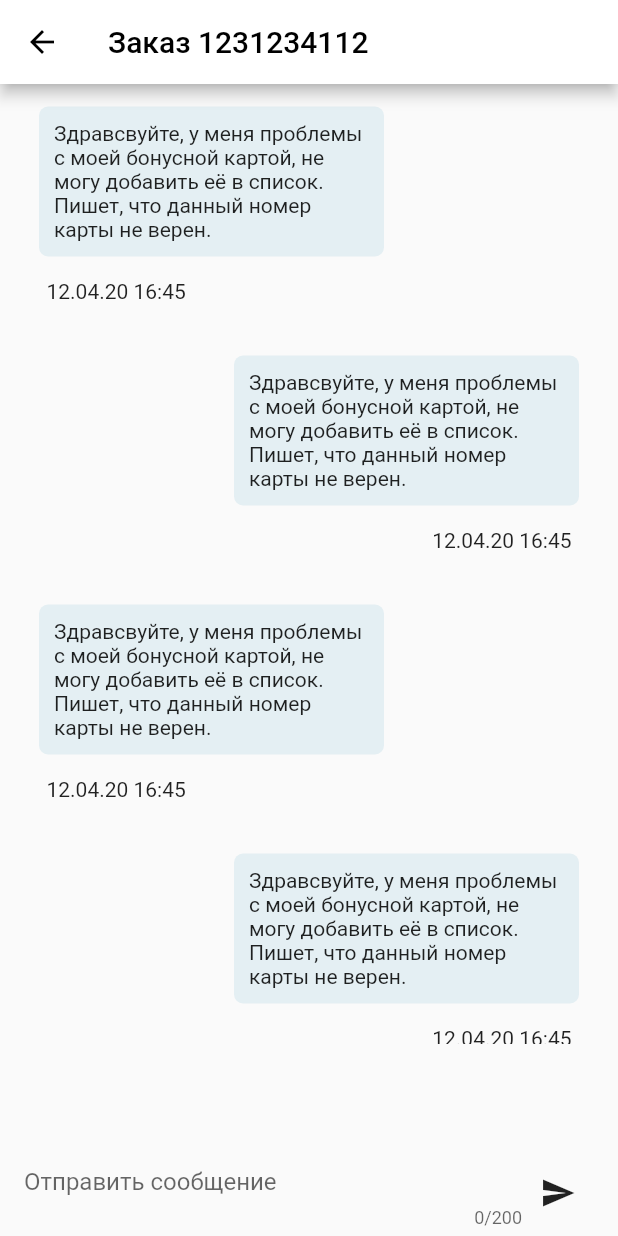
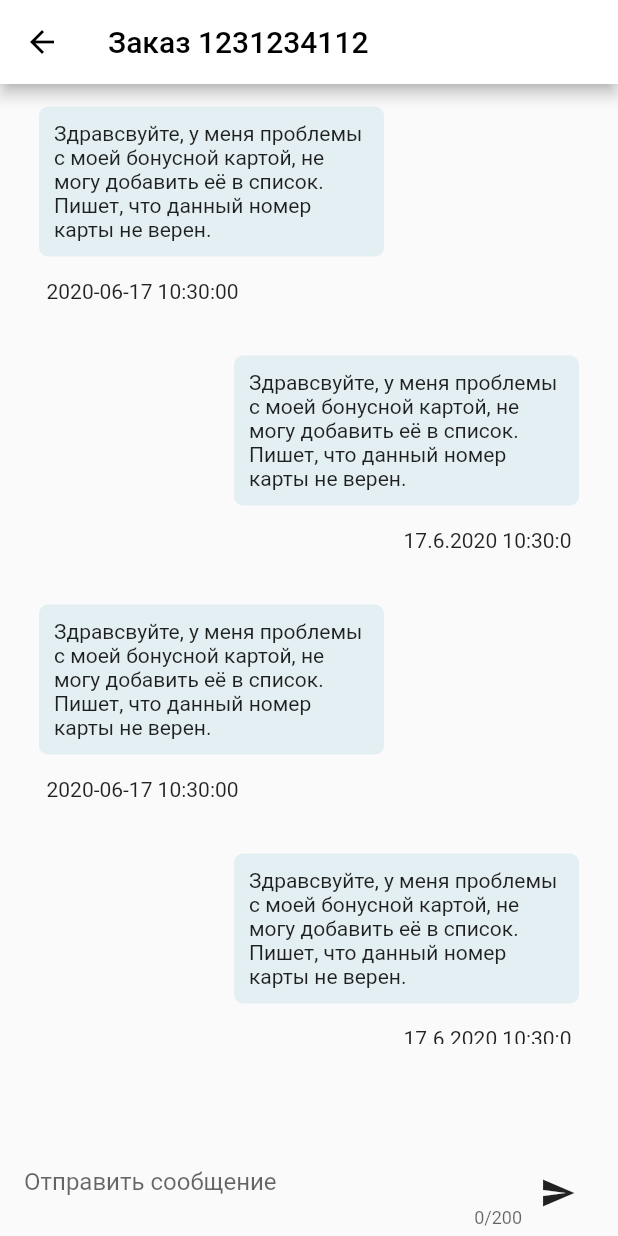
Before and after one commit to sk1fy/doctor_merge, a Flutter app: the DetailOrderScreen screen opened directly, on a phone screen of 412 x 824 dp. Run offline on Flutter 3.47's test engine with Material 2 defaults, Android fonts, the phone set to English and light mode, and no system bars; our stand-ins replace dio; generated files the repository leaves out were written again.

Commit message:
17 last commit

```diff
--- a/lib/models/order.dart
+++ b/lib/models/order.dart
@@ -12,7 +12,7 @@ class Order {
   String status, address, userComment, doctorComment;
   DateTime date;
   List<ChatMessage> chat;
-  List<Call> call;
+  List<Call> connectedCalls;
 
   @JsonKey(name: "_id")
   final String id;
@@ -25,7 +25,9 @@ class Order {
       this.userComment,
       this.doctorComment,
       this.id,
-      this.date});
+      this.date,
+      this.connectedCalls,
+      this.chat});
 
   factory Order.rand() {
     return Order(
@@ -34,8 +36,7 @@ class Order {
         address: "ул.Байкальская 5",
         userComment:
             "Lorem ipsum dolor sit amet, consectetur adipiscing elit, sed do eiusmod tempor incididunt ut labore et dolore magna aliqua. Ut enim ad minim veniam, quis nostrud exercitation ullamco laboris nisi ut aliquip ex ea commodo consequat. Duis aute irure dolor in reprehenderit in voluptate velit esse cillum dolore eu fugiat nulla pariatur. Excepteur sint occaecat cupidatat non proident, sunt in culpa qui officia deserunt mollit anim id est laborum.",
-        doctorComment:
-            "Lorem ipsum dolor doctor.",
+        doctorComment: "Lorem ipsum dolor doctor.",
         id: "4431");
   }
 
--- a/lib/screens/doctor/detail_order.dart
+++ b/lib/screens/doctor/detail_order.dart
@@ -1,11 +1,15 @@
 import 'package:flutter/material.dart';
+import 'package:medical_app/models/data_providers.dart';
+import 'package:provider/provider.dart';
 
 class DetailOrderScreen extends StatefulWidget {
   @override
   _DetailOrderScreenState createState() => _DetailOrderScreenState();
 }
 
-Widget _buildMessageFrom() {
+Widget _buildMessageFrom({DateTime toDate}) {
+  var result = "${toDate.day}.${toDate.month}.${toDate.year} ${toDate.hour}:${toDate.minute}:${toDate.second}";
+
   return Row(
     mainAxisAlignment: MainAxisAlignment.end,
     children: <Widget>[
@@ -31,7 +35,7 @@ Widget _buildMessageFrom() {
               padding: const EdgeInsets.all(5.0),
               child: Row(
                 mainAxisAlignment: MainAxisAlignment.end,
-                children: <Widget>[Text("12.04.20 16:45")],
+                children: <Widget>[Text(result)],
               ),
             )
           ],
@@ -41,7 +45,12 @@ Widget _buildMessageFrom() {
   );
 }
 
-Widget _buildMessageTo() {
+Widget _buildMessageTo({DateTime toDate}) {
+  String modifed = DateTime(toDate.year, toDate.month, toDate.day, toDate.hour,
+          toDate.minute, toDate.second)
+      .toString()
+      ?.replaceFirst(RegExp(r"\.[^]*"), '');
+
   return Row(
     mainAxisAlignment: MainAxisAlignment.start,
     children: <Widget>[
@@ -67,7 +76,7 @@ Widget _buildMessageTo() {
               padding: const EdgeInsets.all(5.0),
               child: Row(
                 mainAxisAlignment: MainAxisAlignment.start,
-                children: <Widget>[Text("12.04.20 16:45")],
+                children: <Widget>[Text(modifed)],
               ),
             )
           ],
@@ -90,19 +99,22 @@ class _DetailOrderScreenState extends State<DetailOrderScreen> {
               Expanded(
                 flex: 5,
                 child: Container(
-                    padding: EdgeInsets.symmetric(horizontal: 16),
-                    width: double.infinity,
-                    child: SingleChildScrollView(
-                      child: Column(
+                  padding: EdgeInsets.symmetric(horizontal: 16),
+                  width: double.infinity,
+                  child: SingleChildScrollView(
+                    child: Consumer<OrderProvider>(
+                      builder: (_, order, child) => Column(
                         children: <Widget>[
-                          _buildMessageTo(),
-                          _buildMessageFrom(),
-                          _buildMessageTo(),
-                          _buildMessageFrom(),
-                          _buildMessageFrom()
+                          _buildMessageTo(toDate: order.order.date),
+                          _buildMessageFrom(toDate: order.order.date),
+                          _buildMessageTo(toDate: order.order.date),
+                          _buildMessageFrom(toDate: order.order.date),
+                          _buildMessageFrom(toDate: order.order.date),
                         ],
                       ),
-                    )),
+                    ),
+                  ),
+                ),
               ),
               Expanded(
                 flex: 1,
@@ -119,14 +131,12 @@ class _DetailOrderScreenState extends State<DetailOrderScreen> {
                           maxLength: 200,
                           decoration: InputDecoration.collapsed(
                               hintText: "Отправить сообщение"),
-
                           onChanged: (String text) => null,
                         ),
                       ),
                       IconButton(
-                        icon: Icon(Icons.send),
-                        onPressed: () => print("Send Message")
-                      ),
+                          icon: Icon(Icons.send),
+                          onPressed: () => print("Send Message")),
                     ],
                   ),
                 ),
--- a/lib/screens/doctor/home_pages/orders.dart
+++ b/lib/screens/doctor/home_pages/orders.dart
@@ -231,7 +231,8 @@ Widget _buildOrdersList() {
                                   padding: const EdgeInsets.symmetric(
                                       horizontal: 10),
                                   child: GestureDetector(
-                                    child: Icon(Icons.edit, color: Colors.black87),
+                                    child:
+                                        Icon(Icons.edit, color: Colors.black87),
                                     onTap: () => print("Edit"),
                                   ),
                                 )
@@ -302,7 +303,8 @@ Widget _buildOrdersList() {
                                   ),
                                 ),
                               ],
-                              )),
+                            ),
+                          ),
                         ],
                       ),
                     ),
--- a/lib/screens/patient/detail_order.dart
+++ b/lib/screens/patient/detail_order.dart
@@ -1,4 +1,6 @@
 import 'package:flutter/material.dart';
+import 'package:medical_app/models/data_providers.dart';
+import 'package:provider/provider.dart';
 
 class DetailOrderScreen extends StatefulWidget {
   @override
@@ -90,10 +92,11 @@ class _DetailOrderScreenState extends State<DetailOrderScreen> {
               Expanded(
                 flex: 5,
                 child: Container(
-                    padding: EdgeInsets.symmetric(horizontal: 16),
-                    width: double.infinity,
-                    child: SingleChildScrollView(
-                      child: Column(
+                  padding: EdgeInsets.symmetric(horizontal: 16),
+                  width: double.infinity,
+                  child: SingleChildScrollView(
+                    child: Consumer<OrderProvider>(
+                      builder: (_, order, child) => Column(
                         children: <Widget>[
                           _buildMessageTo(),
                           _buildMessageFrom(),
@@ -102,7 +105,9 @@ class _DetailOrderScreenState extends State<DetailOrderScreen> {
                           _buildMessageFrom()
                         ],
                       ),
-                    )),
+                    ),
+                  ),
+                ),
               ),
               Expanded(
                 flex: 1,
@@ -119,14 +124,12 @@ class _DetailOrderScreenState extends State<DetailOrderScreen> {
                           maxLength: 200,
                           decoration: InputDecoration.collapsed(
                               hintText: "Отправить сообщение"),
-
                           onChanged: (String text) => null,
                         ),
                       ),
                       IconButton(
-                        icon: Icon(Icons.send),
-                        onPressed: () => print("Send Message")
-                      ),
+                          icon: Icon(Icons.send),
+                          onPressed: () => print("Send Message")),
                     ],
                   ),
                 ),
```
Also changed, not shown: lib/models/order.g.dart. Lines whose indentation alone changed are shown as unchanged.
